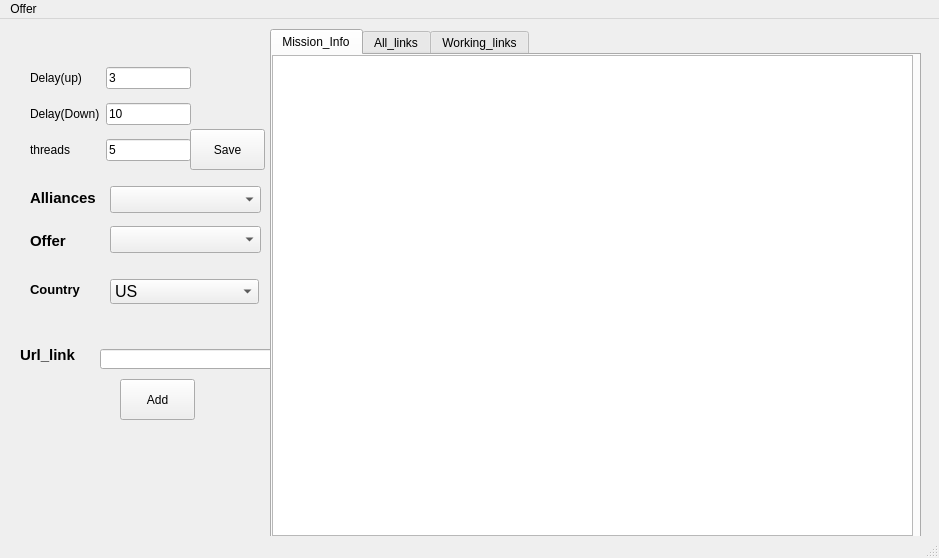
Above: ui/test.ui from FuckBrains/src before the change. Below: the same form after it.
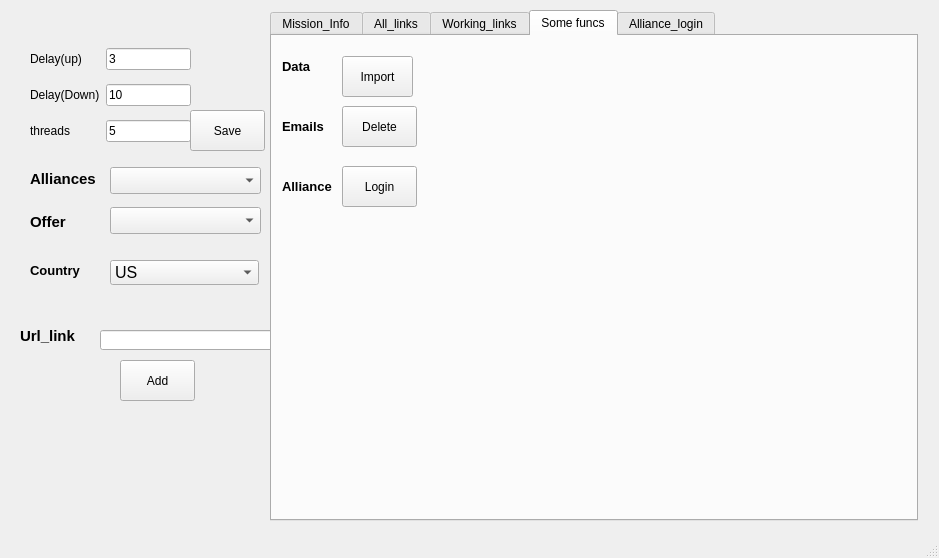
That is the form after the change. The open tabs and pages were chosen to show the change.

Commit message: auto login

Patch:
```diff
--- a/ui/test.ui
+++ b/ui/test.ui
@@ -260,7 +260,7 @@
      <rect>
       <x>270</x>
       <y>10</y>
-      <width>651</width>
+      <width>648</width>
       <height>511</height>
      </rect>
     </property>
@@ -276,7 +276,7 @@
        <rect>
         <x>0</x>
         <y>0</y>
-        <width>641</width>
+        <width>591</width>
         <height>481</height>
        </rect>
       </property>
@@ -407,6 +407,125 @@
       </property>
      </widget>
     </widget>
+    <widget class="QWidget" name="tab_3">
+     <attribute name="title">
+      <string>Some funcs</string>
+     </attribute>
+     <widget class="QLabel" name="label_10">
+      <property name="geometry">
+       <rect>
+        <x>10</x>
+        <y>20</y>
+        <width>81</width>
+        <height>21</height>
+       </rect>
+      </property>
+      <property name="font">
+       <font>
+        <pointsize>10</pointsize>
+        <weight>75</weight>
+        <bold>true</bold>
+       </font>
+      </property>
+      <property name="text">
+       <string>Data</string>
+      </property>
+     </widget>
+     <widget class="QPushButton" name="pushButton7">
+      <property name="geometry">
+       <rect>
+        <x>70</x>
+        <y>70</y>
+        <width>75</width>
+        <height>41</height>
+       </rect>
+      </property>
+      <property name="text">
+       <string>Delete</string>
+      </property>
+     </widget>
+     <widget class="QLabel" name="label_11">
+      <property name="geometry">
+       <rect>
+        <x>10</x>
+        <y>80</y>
+        <width>81</width>
+        <height>21</height>
+       </rect>
+      </property>
+      <property name="font">
+       <font>
+        <pointsize>10</pointsize>
+        <weight>75</weight>
+        <bold>true</bold>
+       </font>
+      </property>
+      <property name="text">
+       <string>Emails</string>
+      </property>
+     </widget>
+     <widget class="QPushButton" name="pushButton6">
+      <property name="geometry">
+       <rect>
+        <x>70</x>
+        <y>20</y>
+        <width>71</width>
+        <height>41</height>
+       </rect>
+      </property>
+      <property name="text">
+       <string>Import</string>
+      </property>
+     </widget>
+     <widget class="QLabel" name="label_12">
+      <property name="geometry">
+       <rect>
+        <x>10</x>
+        <y>140</y>
+        <width>81</width>
+        <height>21</height>
+       </rect>
+      </property>
+      <property name="font">
+       <font>
+        <pointsize>10</pointsize>
+        <weight>75</weight>
+        <bold>true</bold>
+       </font>
+      </property>
+      <property name="text">
+       <string>Alliance</string>
+      </property>
+     </widget>
+     <widget class="QPushButton" name="pushButton9">
+      <property name="geometry">
+       <rect>
+        <x>70</x>
+        <y>130</y>
+        <width>75</width>
+        <height>41</height>
+       </rect>
+      </property>
+      <property name="text">
+       <string>Login</string>
+      </property>
+     </widget>
+    </widget>
+    <widget class="QWidget" name="tab_4">
+     <attribute name="title">
+      <string>Alliance_login</string>
+     </attribute>
+     <widget class="QTableView" name="tableView_2">
+      <property name="geometry">
+       <rect>
+        <x>0</x>
+        <y>150</y>
+        <width>561</width>
+        <height>341</height>
+       </rect>
+      </property>
+     </widget>
+    </widget>
    </widget>
    <widget class="QPushButton" name="pushButton5">
     <property name="geometry">
@@ -422,23 +541,6 @@
     </property>
    </widget>
   </widget>
-  <widget class="QMenuBar" name="menubar">
-   <property name="geometry">
-    <rect>
-     <x>0</x>
-     <y>0</y>
-     <width>939</width>
-     <height>21</height>
-    </rect>
-   </property>
-   <widget class="QMenu" name="menuFile">
-    <property name="title">
-     <string>Offer</string>
-    </property>
-    <addaction name="actionAppend_offer"/>
-   </widget>
-   <addaction name="menuFile"/>
-  </widget>
   <widget class="QStatusBar" name="statusbar"/>
   <action name="actionAppend_offer">
    <property name="text">
```
Left out of the diff: 32 changed lines with no effect on the pictures. The commit also changes 18 other files.
